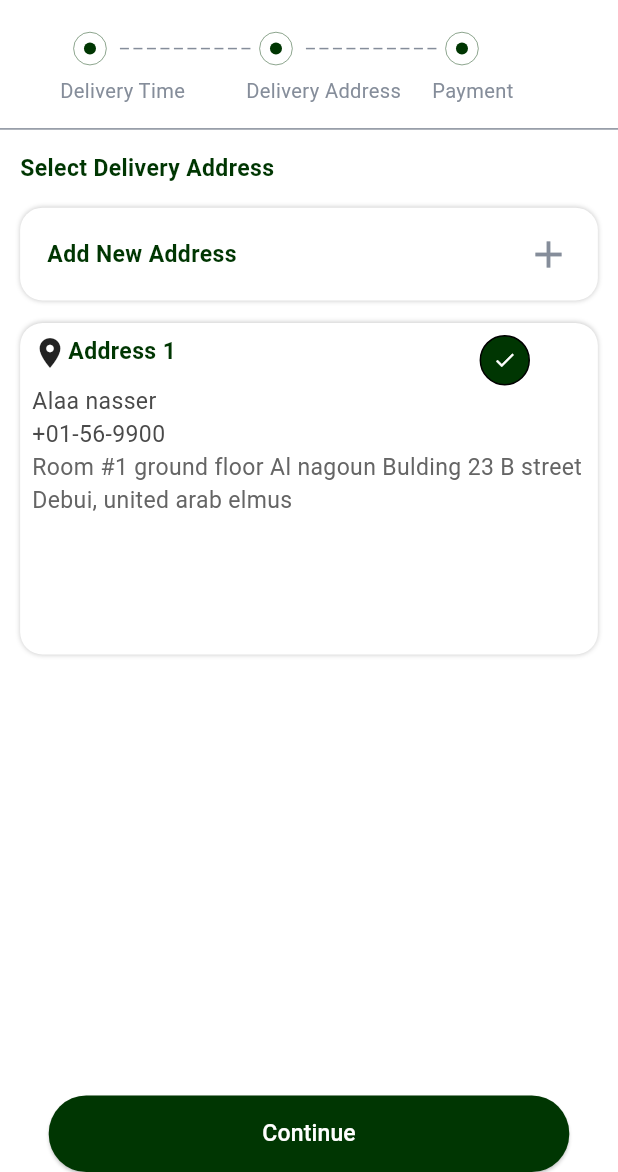
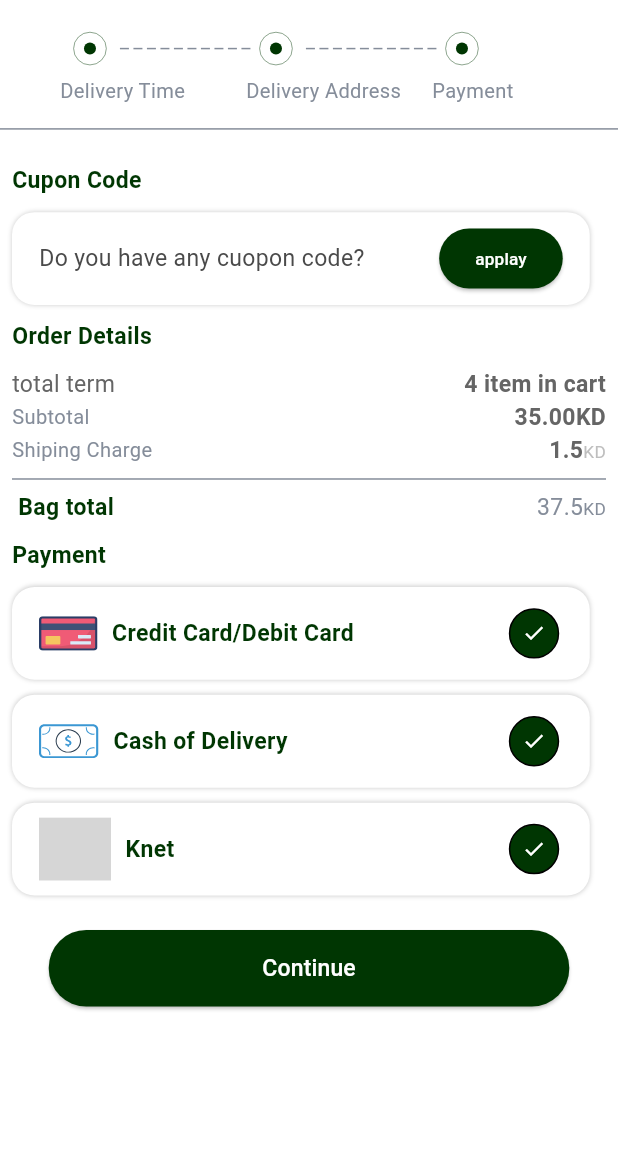
Before and after one commit to AyaNasserEzat/market, a Flutter app: the CheckOutView screen opened by its route, on a phone screen of 412 x 824 dp, the part 64-1236 px from its top. Run offline on Flutter 3.47's test engine with Material 3 defaults, Android fonts, the phone set to English and light mode, and no system bars; our stand-ins replace flutter_screenutil, flutter_svg, go_router, pin_code_fields, timeline_tile; Roboto replaces fonts that are missing (TitilliumWeb); grey boxes are pictures that could not be loaded.

Commit message:
payment view part 1

```diff
--- a/lib/core/utils/app_assets.dart
+++ b/lib/core/utils/app_assets.dart
@@ -12,7 +12,9 @@ class AppAssetes {
   static String selectedBasket = "assets/images/selected_basket.svg";
   static String selectedFavorite = "assets/images/selected_faviort.svg";
   static String selectedMore = "assets/images/selected_more.svg";
-
+  static String knet="assets/images/knet.svg";
+  static String chash="assets/images/cash_image.svg";
+    static String credit="assets/images/credit_image.svg";
   static String offer = "assets/images/offer.png";
    static String ops= "assets/images/ops_image.svg";
   static String confirmImage= "assets/images/confirm_image.svg";
--- a/lib/core/utils/app_color.dart
+++ b/lib/core/utils/app_color.dart
@@ -17,4 +17,5 @@ class AppColor {
   static Color grayf9 = Color(0xffF9F9F9);
   static Color grey65 = Color(0xff656565);
   static Color grey4A = Color(0xff4A4A4A);
+    static Color greyBE = Color(0xffBEBEBE);
 }
--- a/lib/core/utils/app_strings.dart
+++ b/lib/core/utils/app_strings.dart
@@ -51,4 +51,9 @@ static const String checkOutTitle = 'Checkout';
   static const String message = 'Message';
   static const String termAndCondation = 'Terms and Condations';
   static const String favorit = 'Favorit  ';
+
+
+    static const String cash = "Cash of Delivery ";
+      static const String credit = "Credit Card/Debit Card ";
+        static const String knet = "Knet";
 }
--- a/lib/feature/cart_feature/presentation/views/check_out_view.dart
+++ b/lib/feature/cart_feature/presentation/views/check_out_view.dart
@@ -6,6 +6,7 @@ import 'package:pure_soft/core/utils/text_style.dart';
 import 'package:pure_soft/feature/auth_feature/presentation/views/widgets/custom_button.dart';
 import 'package:pure_soft/feature/cart_feature/presentation/views/delivery_address_view.dart';
 import 'package:pure_soft/feature/cart_feature/presentation/views/delivery_time_view.dart';
+import 'package:pure_soft/feature/cart_feature/presentation/views/payment_view.dart';
 
 import 'package:pure_soft/feature/cart_feature/presentation/views/widgets/custom_dash_line.dart';
 
@@ -26,7 +27,9 @@ class _CheckOutViewState extends State<CheckOutView> {
         centerTitle: true,
         title: Text(AppStrings.checkOutTitle, style: CustomTextStyle.poppins),
       ),
-      body: Column(
+      body: SingleChildScrollView(
+        child: Expanded(
+          child: Column(
             spacing: 15,
             children: [
               Padding(
@@ -42,13 +45,16 @@ class _CheckOutViewState extends State<CheckOutView> {
               Divider(height: 1, color: AppColor.gray),
 
             //  DeliveryTimeView(),
-        DeliveryAddressView(),
-          Spacer(),
+           // DeliveryAddressView(),
+           PaymentView(),
+             // Spacer(),
               CustomButton(onpressed: (){
 
               }, text: "Continue")
 
             ],
+          ),
+        ),
       ),
     );
   }
--- /dev/null
+++ b/lib/feature/cart_feature/presentation/views/payment_view.dart
@@ -0,0 +1,33 @@
+import 'package:flutter/material.dart';
+import 'package:flutter/widgets.dart';
+import 'package:pure_soft/core/utils/app_color.dart';
+import 'package:pure_soft/core/utils/text_style.dart';
+import 'package:pure_soft/feature/cart_feature/presentation/views/widgets/applay_cupon_row.dart';
+import 'package:pure_soft/feature/cart_feature/presentation/views/widgets/now_container.dart';
+import 'package:pure_soft/feature/cart_feature/presentation/views/widgets/order_details_section.dart';
+import 'package:pure_soft/feature/cart_feature/presentation/views/widgets/payment_section.dart';
+
+class PaymentView extends StatelessWidget {
+  const PaymentView({super.key});
+
+  @override
+  Widget build(BuildContext context) {
+    return  Padding(
+      padding: const EdgeInsets.all(8.0),
+      child: Column(
+        spacing: 10,
+        crossAxisAlignment: CrossAxisAlignment.start,
+        children: [
+          Text("Cupon Code",style: CustomTextStyle.TitilliumWebBold16,),
+          NowContainer(child: ApplayCuponRow()),
+                Text("Order Details ",style: CustomTextStyle.TitilliumWebBold16,),
+                OrderDetailsSection(),
+                  Text("Payment",style: CustomTextStyle.TitilliumWebBold16,),
+                  PaymentSection()
+
+
+        ],
+      ),
+    );
+  }
+}
--- /dev/null
+++ b/lib/feature/cart_feature/presentation/views/widgets/applay_cupon_row.dart
@@ -0,0 +1,20 @@
+
+import 'package:flutter/widgets.dart';
+import 'package:pure_soft/core/utils/text_style.dart';
+import 'package:pure_soft/feature/cart_feature/presentation/views/widgets/custom_small_btn.dart';
+
+class ApplayCuponRow extends StatelessWidget {
+  const ApplayCuponRow({super.key});
+
+  @override
+  Widget build(BuildContext context) {
+    return  Row
+    (
+      mainAxisAlignment: MainAxisAlignment.spaceBetween,
+      children: [
+        Text("Do you have any cuopon code?",style: CustomTextStyle.regularTitilliumWeb16,),
+      CustomSmallBtn(text: "applay", ontap: (){})
+      ],
+    );
+  }
+}
--- /dev/null
+++ b/lib/feature/cart_feature/presentation/views/widgets/order_details_section.dart
@@ -0,0 +1,88 @@
+import 'package:flutter/material.dart';
+
+import 'package:flutter_screenutil/flutter_screenutil.dart';
+import 'package:pure_soft/core/utils/app_color.dart';
+import 'package:pure_soft/core/utils/text_style.dart';
+
+class OrderDetailsSection extends StatelessWidget {
+  const OrderDetailsSection({super.key});
+
+  @override
+  Widget build(BuildContext context) {
+    return Column(
+      children: [
+        Row(
+          mainAxisAlignment: MainAxisAlignment.spaceBetween,
+          children: [
+            Text("total term", style: CustomTextStyle.regularTitilliumWeb16.copyWith(color: AppColor.grey65)),
+            Text("4 item in cart", style: CustomTextStyle.TitilliumWebBold16.copyWith(color: AppColor.grey65)),
+          ],
+        ),
+        Row(
+          mainAxisAlignment: MainAxisAlignment.spaceBetween,
+          children: [
+            Text("Subtotal", style: CustomTextStyle.regular),
+            Text.rich(
+              TextSpan(
+                children: [
+                  TextSpan(
+                    text: "35.00",
+                    style: CustomTextStyle.TitilliumWebBold16.copyWith(
+
+                      color: AppColor.grey65,
+                    ),
+                  ),
+                  TextSpan(
+                    text: "KD",
+                    style: CustomTextStyle.TitilliumWebBold16.copyWith(color: AppColor.grey65)),
+                ],
+              ),
+            ),
+          ],
+        ),
+
+        Row(
+          mainAxisAlignment: MainAxisAlignment.spaceBetween,
+          children: [
+            Text("Shiping Charge", style: CustomTextStyle.regular),
+            Text.rich(
+              TextSpan(
+                children: [
+                  TextSpan(
+                    text: "1.5",
+                    style: CustomTextStyle.TitilliumWebBold16.copyWith(color: AppColor.grey65),
+                  ),
+                  TextSpan(
+                    text: "KD",
+                    style: CustomTextStyle.regular.copyWith(fontSize: 12.sp,color: AppColor.greyBE),
+                  ),
+                ],
+              ),
+            ),
+          ],
+        ),
+                    Divider(color: AppColor.gray,),
+
+      Row(
+          mainAxisAlignment: MainAxisAlignment.spaceBetween,
+          children: [
+            Text(" Bag total", style: CustomTextStyle.TitilliumWebBold16),
+            Text.rich(
+              TextSpan(
+                children: [
+                  TextSpan(
+                    text: "37.5",
+                    style: CustomTextStyle.regular.copyWith(fontSize: 16.sp),
+                  ),
+                  TextSpan(
+                    text: "KD",
+                    style: CustomTextStyle.regular.copyWith(fontSize: 12.sp),
+                  ),
+                ],
+              ),
+            ),
+          ],)
+      ],
+    );
+  }
+}
--- /dev/null
+++ b/lib/feature/cart_feature/presentation/views/widgets/payment_row.dart
@@ -0,0 +1,25 @@
+import 'package:flutter/widgets.dart';
+import 'package:flutter_screenutil/flutter_screenutil.dart';
+import 'package:flutter_svg/flutter_svg.dart';
+import 'package:pure_soft/core/utils/text_style.dart';
+import 'package:pure_soft/feature/cart_feature/presentation/views/widgets/check_container.dart';
+
+class PaymentRow extends StatelessWidget {
+  const PaymentRow({super.key, required this.image, required this.text});
+final String image;
+final String text;
+
+  @override
+  Widget build(BuildContext context) {
+    return  Row
+    (
+      children: [
+        SvgPicture.asset(image),
+        SizedBox(width: 10.w,),
+        Text(text,style: CustomTextStyle.TitilliumWebBold16,),
+        Spacer(),
+        CheckContainer()
+      ],
+    );
+  }
+}
--- /dev/null
+++ b/lib/feature/cart_feature/presentation/views/widgets/payment_section.dart
@@ -0,0 +1,21 @@
+import 'package:flutter/widgets.dart';
+import 'package:pure_soft/core/utils/app_assets.dart';
+import 'package:pure_soft/core/utils/app_strings.dart';
+import 'package:pure_soft/feature/cart_feature/presentation/views/widgets/now_container.dart';
+import 'package:pure_soft/feature/cart_feature/presentation/views/widgets/payment_row.dart';
+
+class PaymentSection extends StatelessWidget {
+  const PaymentSection({super.key});
+
+  @override
+  Widget build(BuildContext context) {
+    return  Column(
+      spacing: 10,
+      children: [
+        NowContainer(child: PaymentRow(image: AppAssetes.credit, text: AppStrings.credit),),
+        NowContainer(child: PaymentRow(image: AppAssetes.chash, text: AppStrings.cash),),
+        NowContainer(child: PaymentRow(image: AppAssetes.knet, text: AppStrings.knet),),
+      ],
+    );
+  }
+}
```
Also changed, not shown: assets/images/cash_image.svg (added), assets/images/credit_image.svg (added), assets/images/knet.svg (added). Lines whose indentation alone changed are shown as unchanged.
